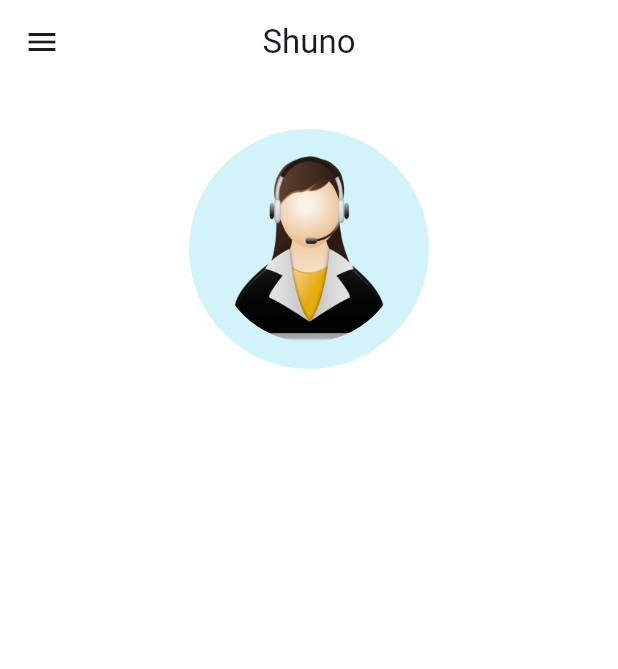
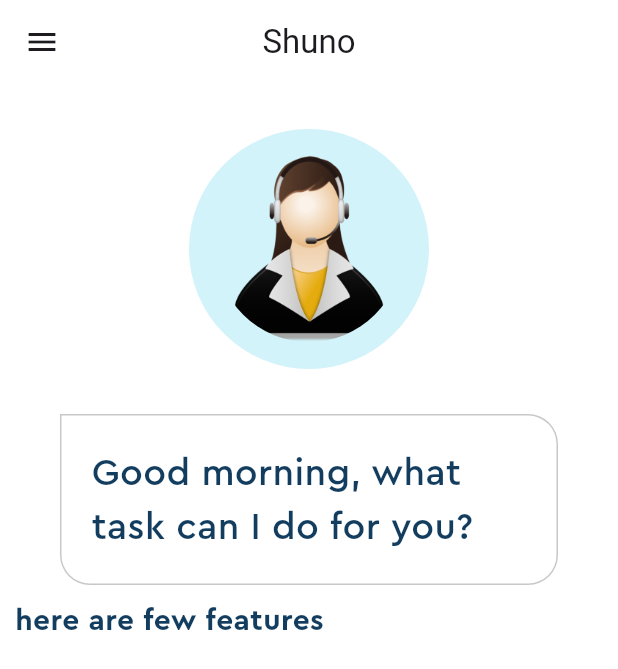
Before and after one commit to afnanbintenam-spec/Shuno, a Flutter app: the screen it shows after launch, on a phone screen of 412 x 824 dp. Shown: the top 669 px of the screen. Run offline on Flutter 3.47's test engine with Material 3 defaults, Android fonts, the phone set to English and light mode, and no system bars.

Commit message:
Update home page and main functionality

```diff
--- a/lib/home_page.dart
+++ b/lib/home_page.dart
@@ -42,6 +42,54 @@ class _HomePageState extends State<HomePage> {
               ),
             ),
           ),
+
+          // Chat Bubble
+          Center(
+            child: Column(
+              children: [
+                Container(
+                  padding: const EdgeInsets.symmetric(
+                    horizontal: 20,
+                    vertical: 10,
+                  ),
+                  margin: const EdgeInsets.symmetric(
+                    horizontal: 40,
+                  ).copyWith(top: 30),
+                  decoration: BoxDecoration(
+                    border: Border.all(color: Pallete.borderColor),
+                    borderRadius: BorderRadius.circular(
+                      20,
+                    ).copyWith(topLeft: Radius.zero), // <-- fixed comma
+                  ), // <-- closed BoxDecoration
+                  child: const Padding(
+                    padding: EdgeInsets.symmetric(vertical: 10.0),
+                    child: Text(
+                      'Good morning, what task can I do for you?',
+                      style: TextStyle(
+                        fontFamily: 'Cera Pro',
+                        color: Pallete.mainFontColor,
+                        fontSize: 25,
+                      ),
+                    ),
+                  ),
+                ),
+                //suggetions list
+                Container(
+                  padding: const EdgeInsets.all(10),
+                  alignment: Alignment.centerLeft,
+                  child: const Text(
+                    'here are few features',
+                    style: TextStyle(
+                      fontFamily: 'Cera Pro',
+                      color: Pallete.mainFontColor,
+                      fontSize: 20,
+                      fontWeight: FontWeight.bold,
+                    ),
+                  ),
+                ),
+              ],
+            ),
+          ),
         ],
       ),
     );
--- a/lib/main.dart
+++ b/lib/main.dart
@@ -15,6 +15,7 @@ class MyApp extends StatelessWidget {
     return MaterialApp(
       debugShowCheckedModeBanner: false,
       title: 'Shuno',
+
       theme: ThemeData.light(useMaterial3: true).copyWith(
         scaffoldBackgroundColor: Pallete.whiteColor,
         appBarTheme: const AppBarTheme(backgroundColor: Pallete.whiteColor),
```
